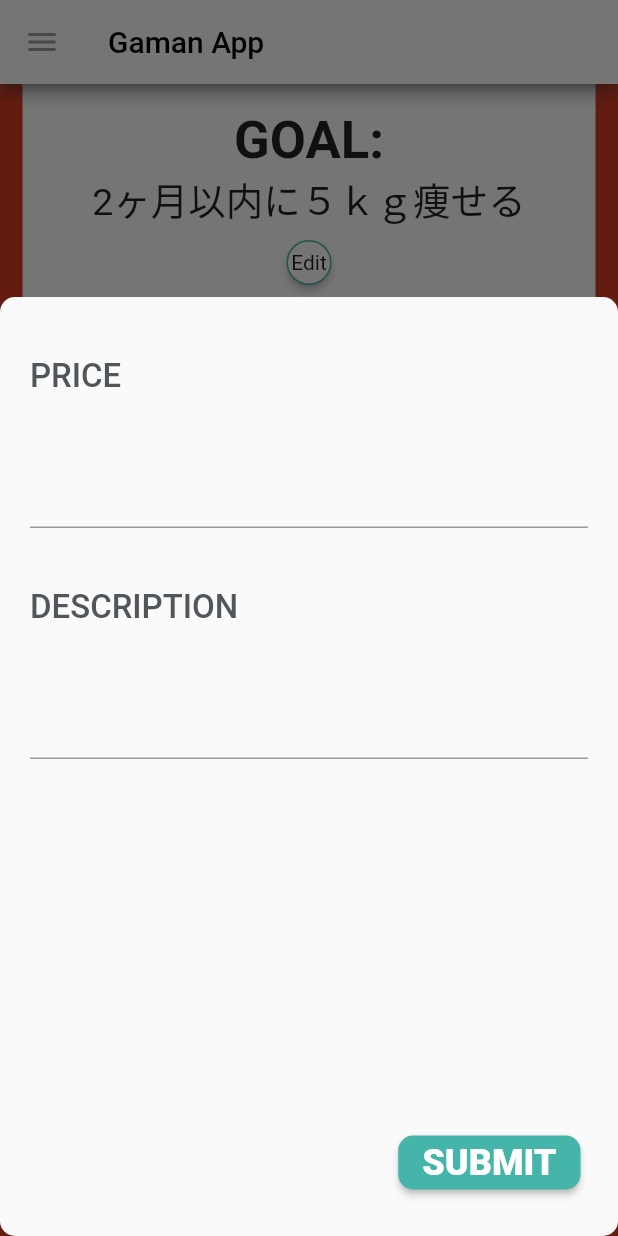
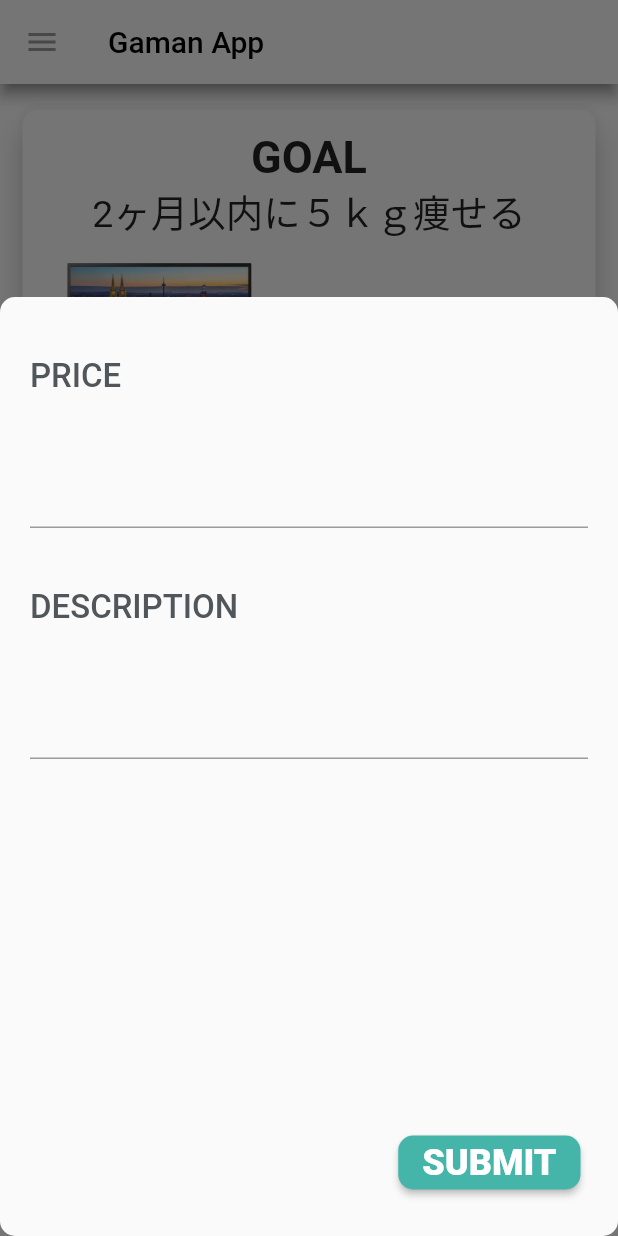
Before and after one commit to gaiax/my_gaman_app, a Flutter app: the screen it shows after launch, after a tap on "GAMAN", on a phone screen of 412 x 824 dp. Run offline on Flutter 3.47's test engine with Material 2 defaults, Android fonts, the phone set to English and light mode, and no system bars; our stand-ins replace cloud_firestore, firebase_auth, firebase_core, firebase_database; missing offline and left inert: wave_progress_widget; accounts and stored records are empty; Roboto replaces fonts that are missing (Yu Gothic).

Commit message:
UI微調整（別issue立てます。）

```diff
--- a/lib/home.dart
+++ b/lib/home.dart
@@ -42,7 +42,7 @@ class _HomePageState extends State<HomePage> {
   Widget build(BuildContext context) {
     _currentValue = (saving.toInt() / wantThingPrice.toInt()) * 100;
     return Scaffold(
-      backgroundColor: bgColor,
+      backgroundColor: white,
       appBar: AppBar(
         iconTheme: IconThemeData(color: Colors.grey),
         title: Text(
@@ -84,10 +84,22 @@ class _HomePageState extends State<HomePage> {
             crossAxisAlignment: CrossAxisAlignment.center,
             children: <Widget>[
               Padding(padding: EdgeInsets.all(6.0)),
+              RaisedButton(
+                onPressed: () {},
+                color: white,
+                clipBehavior: Clip.antiAlias,
+                shape: RoundedRectangleBorder(
+                    borderRadius: BorderRadius.circular(10),
+                ),
+                elevation: 8,
+                child: Column(
+                  mainAxisAlignment: MainAxisAlignment.start,
+                  children: <Widget>[
+                    Padding(padding: EdgeInsets.all(7.0)),
                     Text(
-                'GOAL:',
+                      'GOAL',
                       style: TextStyle(
-                  fontSize: 35.0,
+                        fontSize: 30.0,
                         fontWeight: FontWeight.w600,
                       ),
                     ),
@@ -100,26 +112,7 @@ class _HomePageState extends State<HomePage> {
                         ),
                       ),
                     ),
-              ButtonTheme(
-                height: 30.0,
-                child: RaisedButton(
-                  child: Text(
-                    'Edit',
-                    style: TextStyle(
-                      fontWeight: FontWeight.w400,
-                    ),
-                  ),
-                  color: Colors.white,
-                  shape: CircleBorder(
-                    side: BorderSide(
-                      color: wavecolor,
-                      width: 1,
-                      style: BorderStyle.solid,
-                    ),
-                  ),
-                  onPressed: (){},
-                ),
-              ),
+                    Padding(padding: EdgeInsets.all(8.0)),
                     Row(
                       mainAxisAlignment: MainAxisAlignment.center,
                       mainAxisSize: MainAxisSize.max,
@@ -140,6 +133,10 @@ class _HomePageState extends State<HomePage> {
                           ),
                         ),
                       ],
+                    ),
+                    Padding(padding: EdgeInsets.all(7.0)),
+                  ],
+                ),
               ),
               Padding(padding: EdgeInsets.all(5.0)),
               Stack(
```
Lines whose indentation alone changed are shown as unchanged.
